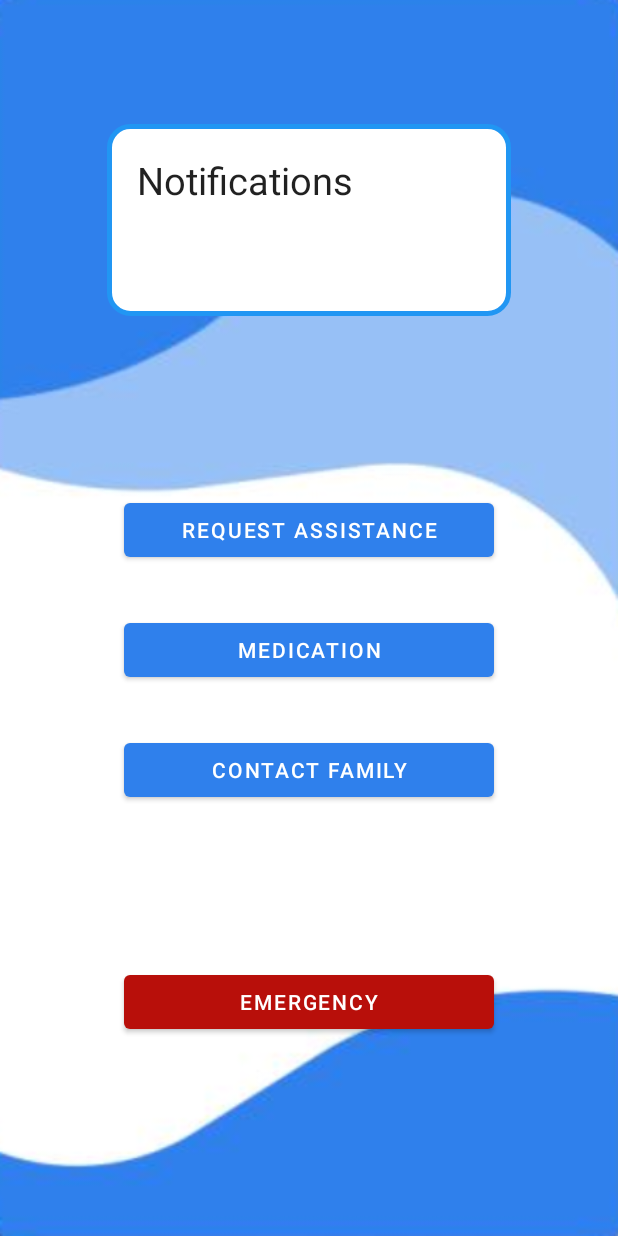
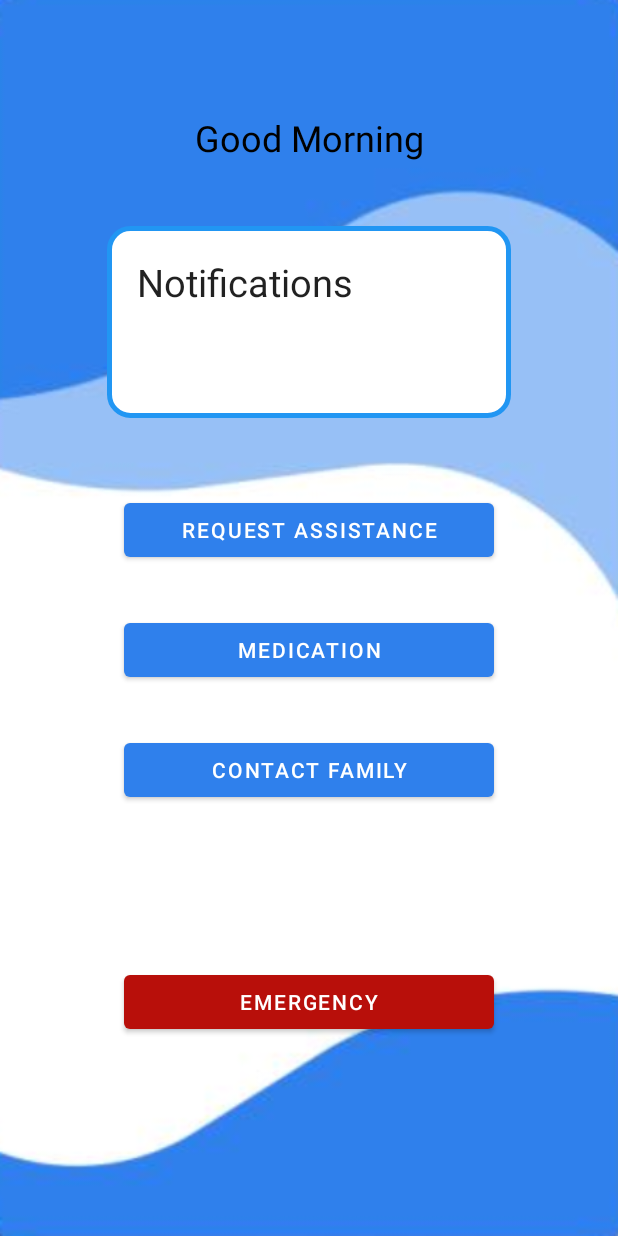
Before and after one commit to qyyao/Stormhacks2021, an Android app: the Home screen opened directly, with no data from a screen before it, on a phone screen of 412 x 824 dp. Run offline under Robolectric (Android 15) with nearby library versions, the phone set to English and light mode, and no system bars.

Commit message:
added greetings to home page

```diff
--- a/app/src/main/java/com/example/stormhacks2021/Home.java
+++ b/app/src/main/java/com/example/stormhacks2021/Home.java
@@ -6,13 +6,21 @@ import android.content.Intent;
 import android.os.Bundle;
 import android.view.View;
 import android.widget.Button;
+import android.widget.TextView;
+
 import com.example.stormhacks2021.homepage.ContactActivity;
 import com.example.stormhacks2021.homepage.HelpActivity;
 import com.example.stormhacks2021.homepage.MedicationActivity;
 
+import java.util.Calendar;
+import java.util.Date;
+
 public class Home extends AppCompatActivity {
 
     private AppManager appManager;
+    private int hour;
+    private String greeting;
+
 
     @Override
     protected void onCreate(Bundle savedInstanceState) {
@@ -26,6 +34,30 @@ public class Home extends AppCompatActivity {
           //show sign up activity
               startActivity(new Intent(Home.this, RegistrationPage.class));
         }
+
+        TextView greetingText = findViewById(R.id.home_greeting_txt);
+
+        Calendar rightNow = Calendar.getInstance();
+        hour = rightNow.get(Calendar.HOUR_OF_DAY);
+
+        if (hour > 0 && hour <= 6){
+            greeting = "Good Night";
+        }
+
+        if (hour > 6 && hour <= 12){
+            greeting = "Good Morning";
+        }
+
+        if (hour > 12 && hour <= 18){
+            greeting = "Good Afternoon";
+        }
+
+        if (hour > 18){
+            greeting = "Good Evening";
+        }
+
+        greetingText.setText(greeting);
+
 
         setUpHelpBtn();
         setUpMedicationBtn();
--- a/app/src/main/res/layout/activity_main.xml
+++ b/app/src/main/res/layout/activity_main.xml
@@ -19,6 +19,9 @@
         android:layout_width="269dp"
         android:layout_height="128dp"
         android:background="@drawable/rounded"
+        android:paddingLeft="20dp"
+        android:paddingTop="20dp"
+        android:paddingRight="20dp"
         android:text="Notifications"
         android:textAppearance="@style/TextAppearance.AppCompat.Large"
         android:textSize="25sp"
@@ -26,11 +29,7 @@
         app:layout_constraintEnd_toStartOf="@+id/guideline_vert_80"
         app:layout_constraintStart_toStartOf="@+id/guideline_vert_20"
         app:layout_constraintTop_toTopOf="@+id/guideline_horiz_15"
-        app:layout_constraintVertical_bias="0.0"
-        android:paddingLeft="20dp"
-        android:paddingRight="20dp"
-        android:paddingTop="20dp"
-        />
+        app:layout_constraintVertical_bias="0.157" />
 
     <Button
         android:id="@+id/home_emergency_btn"
@@ -103,7 +102,7 @@
         android:layout_width="wrap_content"
         android:layout_height="wrap_content"
         android:orientation="horizontal"
-        app:layout_constraintGuide_percent="0.10" />
+        app:layout_constraintGuide_percent="0.06" />
 
     <androidx.constraintlayout.widget.Guideline
         android:id="@+id/guideline_horiz_75"
@@ -121,4 +120,18 @@
         android:orientation="horizontal"
         app:layout_constraintGuide_percent="0.40" />
 
+    <TextView
+        android:id="@+id/home_greeting_txt"
+        android:layout_width="0dp"
+        android:layout_height="0dp"
+        android:layout_marginBottom="16dp"
+        android:gravity="center"
+        android:text="Greetings"
+        android:textColor="#000000"
+        android:textSize="24sp"
+        app:layout_constraintBottom_toTopOf="@+id/home_interface_txt"
+        app:layout_constraintEnd_toStartOf="@+id/guideline_vert_80"
+        app:layout_constraintStart_toStartOf="@+id/guideline_vert_20"
+        app:layout_constraintTop_toTopOf="@+id/guideline_horiz_15" />
+
 </androidx.constraintlayout.widget.ConstraintLayout>
```
